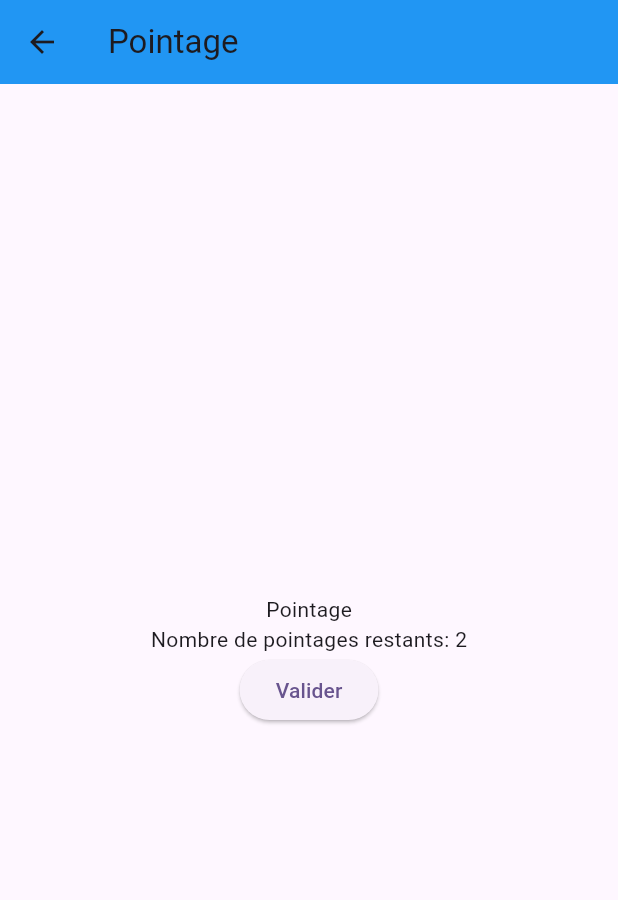
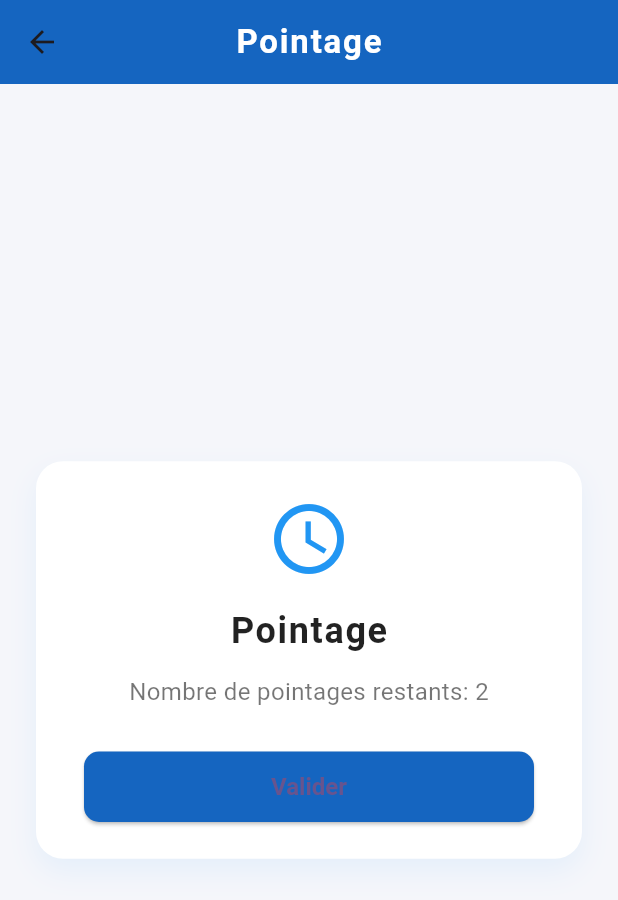
Before and after one commit to hechmi10/StageTechnicien, a Flutter app: the Pointage screen opened by its route, on a phone screen of 412 x 824 dp. Shown: the top 900 px of the screen. Run offline on Flutter 3.47's test engine with Material 3 defaults, Android fonts, the phone set to English and light mode, and no system bars.

Commit message:
Amélioration du mise en forme des interfaces

```diff
--- a/lib/interfaces/pointage.dart
+++ b/lib/interfaces/pointage.dart
@@ -14,33 +14,92 @@ class _PointageState extends State<Pointage> {
   @override
   Widget build(BuildContext context) {
     return Scaffold(
+      backgroundColor: const Color(0xFFF5F6FA),
       appBar: AppBar(
-      title: const Text("Pointage"),
-      backgroundColor: Colors.blue,
+        title: const Text(
+          "Pointage",
+          style: TextStyle(
+            color: Colors.white,
+            fontWeight: FontWeight.bold,
+            letterSpacing: 1.2,
+          ),
+        ),
+        backgroundColor: Colors.blue[800],
+        elevation: 0,
+        centerTitle: true,
       ),
       body: Center(
+        child: Container(
+          padding: const EdgeInsets.symmetric(horizontal: 32, vertical: 24),
+          margin: const EdgeInsets.symmetric(horizontal: 24, vertical: 32),
+          decoration: BoxDecoration(
+            color: Colors.white,
+            borderRadius: BorderRadius.circular(18),
+            boxShadow: [
+              BoxShadow(
+                color: Colors.blue.withOpacity(0.08),
+                blurRadius: 16,
+                offset: const Offset(0, 8),
+              ),
+            ],
+          ),
           child: Column(
-        mainAxisAlignment: MainAxisAlignment.center,
+            mainAxisSize: MainAxisSize.min,
             children: [
-        const Text("Pointage"),
-        Text("Nombre de pointages restants: $pointagesRestants"),
-        ElevatedButton(
+              const Icon(Icons.access_time, size: 56, color: Colors.blue),
+              const SizedBox(height: 16),
+              const Text(
+                "Pointage",
+                style: TextStyle(
+                  fontSize: 24,
+                  fontWeight: FontWeight.bold,
+                  letterSpacing: 1.1,
+                  color: Colors.black87,
+                ),
+              ),
+              const SizedBox(height: 12),
+              Text(
+                "Nombre de pointages restants: $pointagesRestants",
+                style: const TextStyle(
+                  fontSize: 16,
+                  color: Colors.black54,
+                ),
+              ),
+              const SizedBox(height: 28),
+              SizedBox(
+                width: double.infinity,
+                child: ElevatedButton(
+                  style: ElevatedButton.styleFrom(
+                    backgroundColor: Colors.blue[800],
+                    padding: const EdgeInsets.symmetric(vertical: 14),
+                    shape: RoundedRectangleBorder(
+                      borderRadius: BorderRadius.circular(10),
+                    ),
+                    textStyle: const TextStyle(
+                      fontSize: 16,
+                      fontWeight: FontWeight.w600,
+                    ),
+                  ),
                   onPressed: () {
                     setState(() {
-            if(pointagesRestants!=0){
+                      if (pointagesRestants != 0) {
                         pointagesRestants--;
-            }else{
+                      } else {
                         pointagesRestants = 0;
                         ScaffoldMessenger.of(context).showSnackBar(
-                const SnackBar(content: Text("Vous n'avez plus de pointages restants")),
+                          const SnackBar(
+                            content: Text("Vous n'avez plus de pointages restants"),
+                            backgroundColor: Colors.redAccent,
+                          ),
                         );
                       }
-
                     });
                   },
                   child: const Text("Valider"),
                 ),
+              ),
             ],
+          ),
         ),
       ),
     );
```
Also changed, not shown: lib/interfaces/login.dart (+67 -9 lines). Lines whose indentation alone changed are shown as unchanged.
